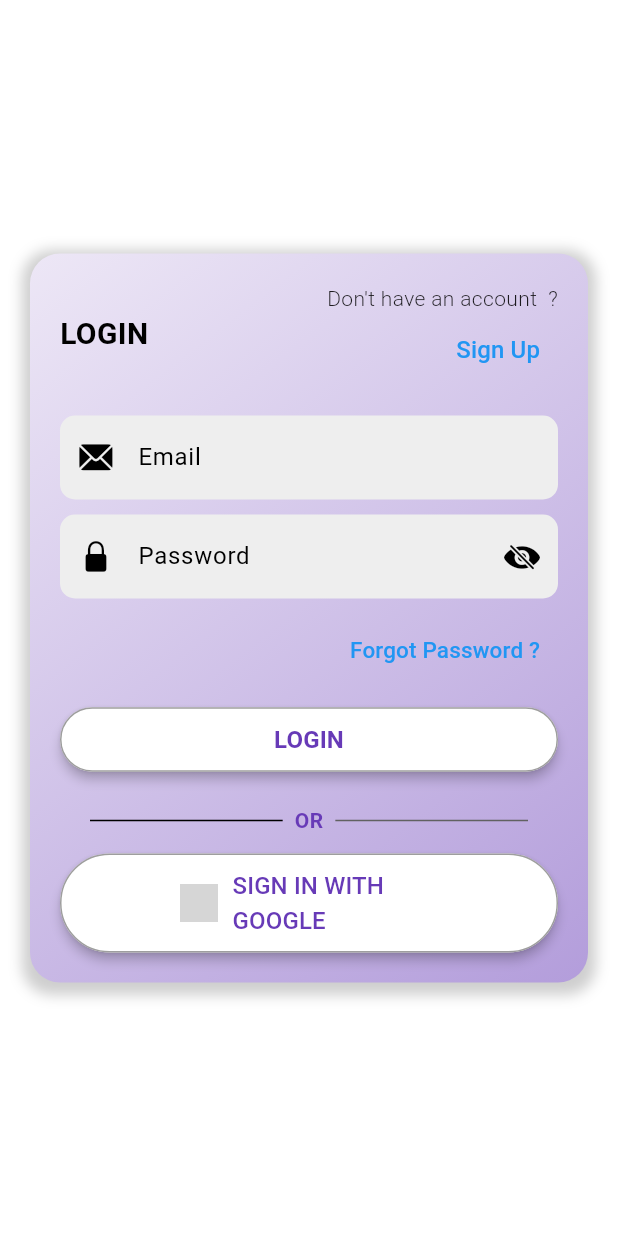
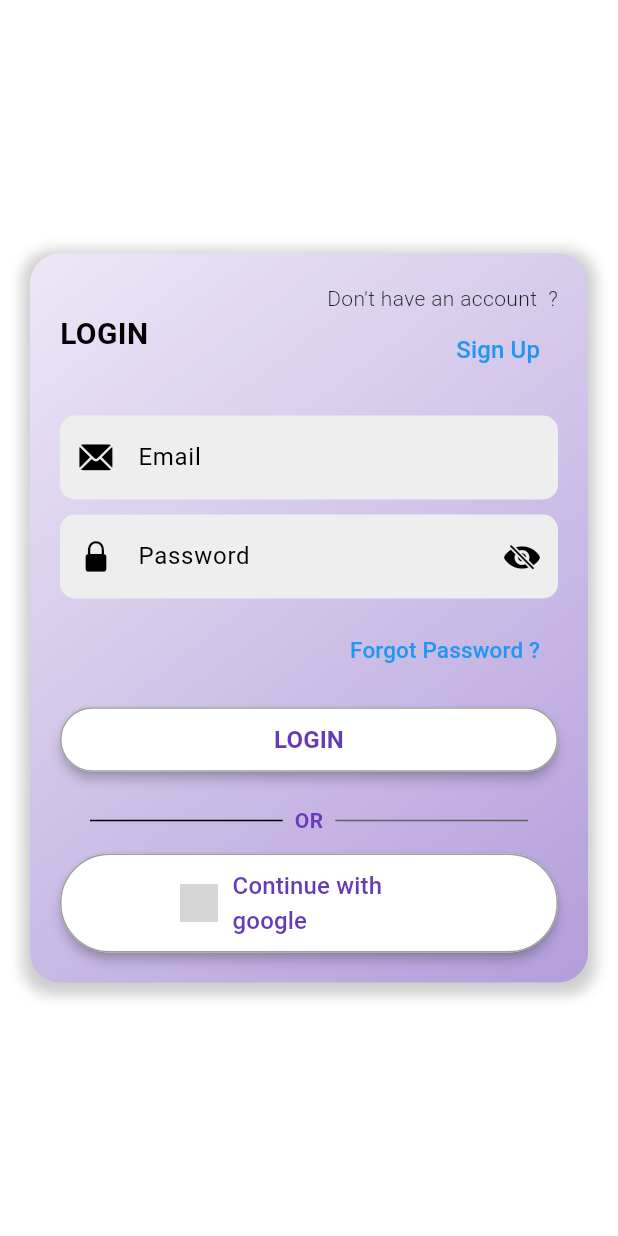
Before and after one commit to PrathameshPatil-01/Flutter_Web_Responsive, a Flutter app: the screen it shows after launch, on a phone screen of 412 x 824 dp. Run offline on Flutter 3.47's test engine with Material 3 defaults, Android fonts, the phone set to English and light mode, and no system bars; our stand-ins replace bloc, cloud_firestore, csc_picker, equatable, firebase_auth, firebase_core and 3 more; missing offline and left inert: image_picker_web, universal_html; accounts and stored records are empty; network calls fail; grey boxes are pictures that could not be loaded.

Commit message:
Changed google auth button label

```diff
--- a/lib/screens/authentication/login_screen.dart
+++ b/lib/screens/authentication/login_screen.dart
@@ -496,7 +496,7 @@ class _LoginScreenState extends State<LoginScreen> {
                                             const SizedBox(width: 10),
                                             const Flexible(
                                               child: Text(
-                                                'SIGN IN WITH GOOGLE',
+                                                'Continue with google',
                                                 style: TextStyle(
                                                   fontSize: 16,
                                                 ),
--- a/lib/screens/authentication/signup_screen.dart
+++ b/lib/screens/authentication/signup_screen.dart
@@ -582,7 +582,7 @@ class _SignUpScreenState extends State<SignUpScreen> {
                                           const SizedBox(width: 10),
                                           const Flexible(
                                             child: Text(
-                                              'SIGN IN WITH GOOGLE',
+                                              'Continue with google',
                                               style: TextStyle(
                                                 fontSize: 16,
                                               ),
```
